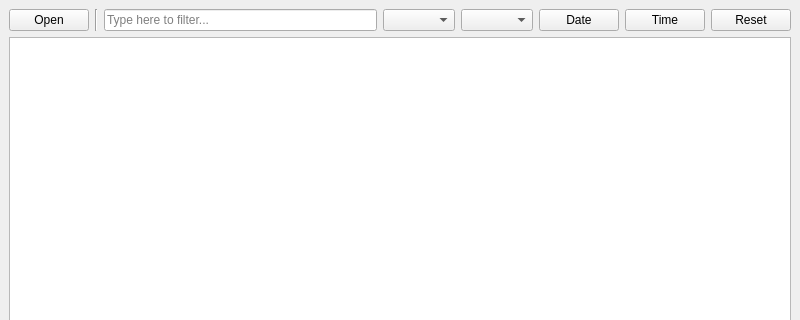
Qt form forms/mainwindow.ui (giubots/BarbequeRTRM-log-viewer) before a commit; both pictures show x 0 to 800 and y 0 to 320 of the 800 by 600 pixel window.
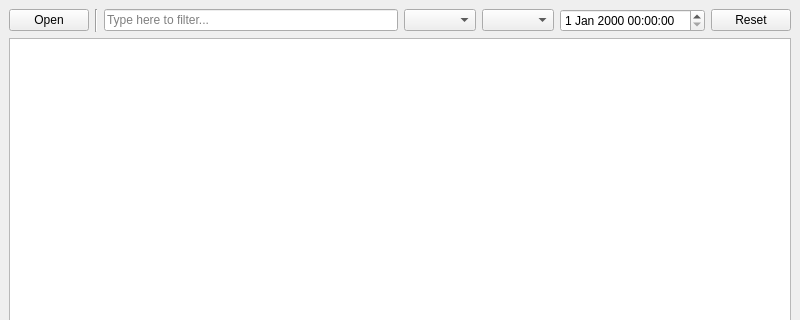
The same form after that commit.

The edit to the form file:
```diff
--- a/forms/mainwindow.ui
+++ b/forms/mainwindow.ui
@@ -39,11 +39,7 @@
        </widget>
       </item>
       <item>
-       <widget class="QComboBox" name="levelDropdown">
-        <property name="placeholderText">
-         <string>Level</string>
-        </property>
-       </widget>
+       <widget class="QComboBox" name="levelDropdown"/>
       </item>
       <item>
        <widget class="QComboBox" name="moduleDropdown">
@@ -53,18 +49,7 @@
        </widget>
       </item>
       <item>
-       <widget class="QPushButton" name="dateButton">
-        <property name="text">
-         <string>Date</string>
-        </property>
-       </widget>
-      </item>
-      <item>
-       <widget class="QPushButton" name="timeButton">
-        <property name="text">
-         <string>Time</string>
-        </property>
-       </widget>
+       <widget class="QDateTimeEdit" name="dateTimeEdit"/>
       </item>
       <item>
        <widget class="QPushButton" name="resetButton">
```
